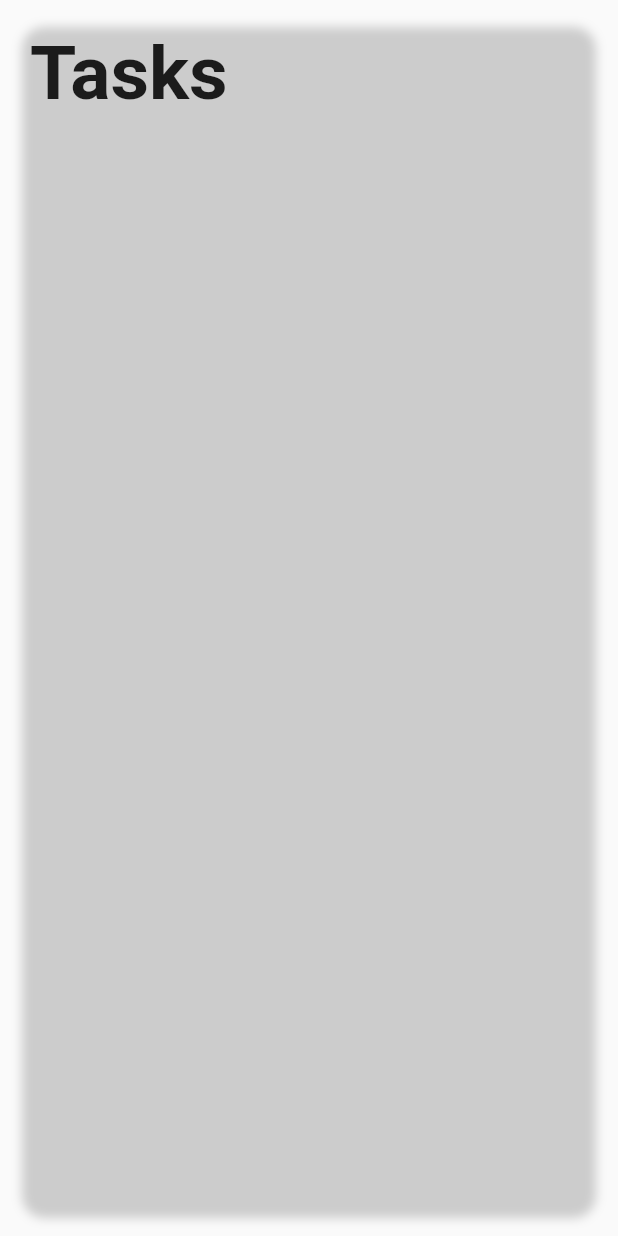
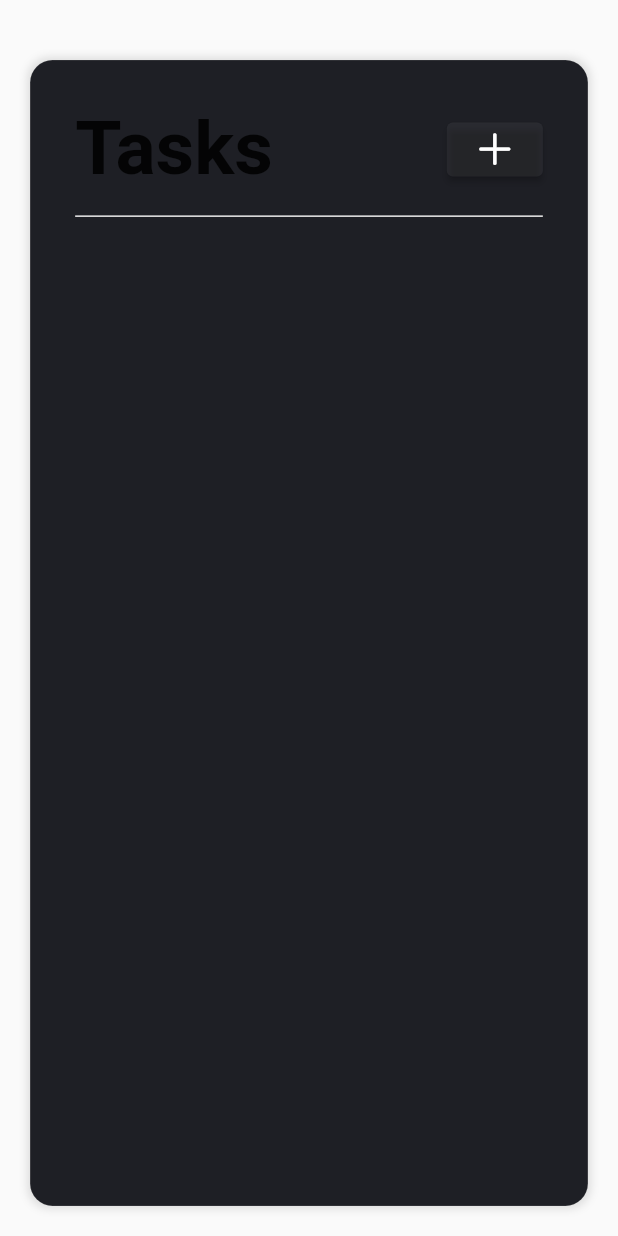
Before and after one commit to AkmalYu/TODO-list, a Flutter app: the screen it shows after launch, on a phone screen of 412 x 824 dp. Run offline on Flutter 3.47's test engine with Material 2 defaults, Android fonts, the phone set to English and light mode, and no system bars.

Commit message:
выровненый tasks, добавленная кнопка

```diff
--- a/lib/main.dart
+++ b/lib/main.dart
@@ -1,52 +1,52 @@
+import 'package:flutter/cupertino.dart';
 import 'package:flutter/material.dart';
 
 ThemeData _darkTheme = ThemeData(
   brightness: Brightness.dark,
   primaryColor: const Color(0xFF1E1F25),
-
 );
 
 ThemeData _lightTheme = ThemeData(
-
-    brightness: Brightness.light,
-    primaryColor: Colors.white,
-
+  brightness: Brightness.light,
+  primaryColor: Colors.white,
 );
 
-bool _light = true;
-
 void main() => runApp(MyApp());
-
-
 
 class MyApp extends StatelessWidget {
   @override
   Widget build(BuildContext context) {
     return MaterialApp(
-      theme: _light ? _lightTheme : _darkTheme,
+      theme: _lightTheme,
       darkTheme: _darkTheme,
+      themeMode: ThemeMode.system,
       home: Scaffold(
         body: Padding(
-          padding: const EdgeInsets.all(20),
+          padding:
+              const EdgeInsets.only(top: 40, left: 20, right: 20, bottom: 20),
+          // отступы за пределами контейнера
           child: Container(
-            // margin: EdgeInsets.all(20),
+            padding: EdgeInsets.only(top: 30, left: 30, right: 30, bottom: 20),
+            //отступы внутри контейнера
             decoration: BoxDecoration(
-              boxShadow: [
+                color: Color(0xFF1E1F25),
+                boxShadow: [
                   BoxShadow(
-                    color: Colors.grey.withOpacity(0.5),
-                    spreadRadius: 5,
-                    blurRadius: 5,
-                    offset: const Offset(0, 3), // changes pogsition of shadow
+                    color: Colors.grey.withOpacity(0.3),
+                    spreadRadius: 2,
+                    blurRadius: 4,
+                    offset: const Offset(0, 0), // changes pogsition of shadow
                   ),
                 ],
                 border: Border.all(
-                  width: 0.01,
-                  color: const Color(0xFFFFFFFF),
+                  width: 0.1,
+                  color: Color(0xFFEBEBEB),
                 ),
                 borderRadius: BorderRadius.circular(15)),
-            child: Row(
+            child: Column(
               children: [
-                Column(
+                Row(
+                  mainAxisAlignment: MainAxisAlignment.spaceBetween,
                   children: [
                     Text(
                       "Tasks",
@@ -55,8 +55,26 @@ class MyApp extends StatelessWidget {
                         fontWeight: FontWeight.bold,
                       ),
                     ),
+                    ElevatedButton(
+                      onPressed: () {},
+                      style: ElevatedButton.styleFrom(
+                          primary: Color(0xFFFFFFF),
+                          // padding: EdgeInsets.only(left: 5, right: 1),
+                        fixedSize: Size(30, 30),
+                        ),
+                      child: Icon(
+                        CupertinoIcons.add,
+                        size: 30,
+                      ),
+                    ),
                   ],
                 ),
+                Divider(
+                  height: 30,
+                  color: Color(0xFFEBEBEB),
+                  thickness: 1,
+                ),
+
               ],
             ),
           ),
```
Also changed, not shown: 1 other file.
